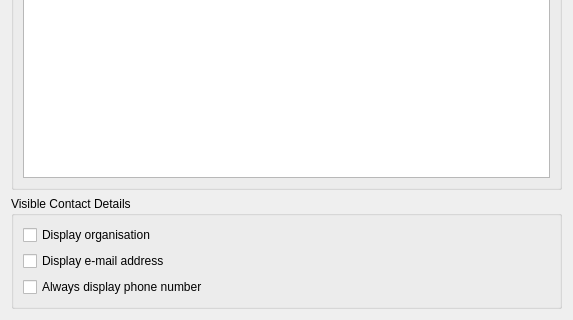
Qt form src/conf/dlgdisplaybase.ui (KDE/ring-kde) before a commit; both pictures show x 0 to 573 and y 230 to 550 of the 573 by 550 pixel window.
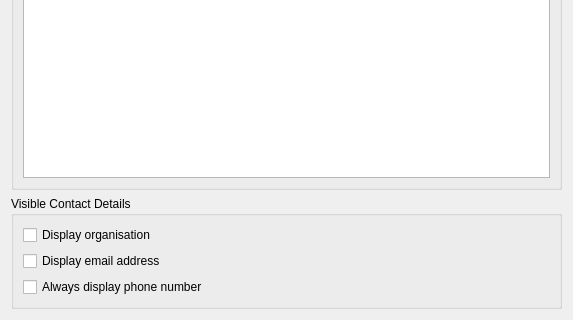
The same form after that commit.

Commit message: i18n: "e-mail" -> "email"

Patch:
```diff
--- a/src/conf/dlgdisplaybase.ui
+++ b/src/conf/dlgdisplaybase.ui
@@ -147,7 +147,7 @@
       <item>
        <widget class="QCheckBox" name="kcfg_displayEmail">
         <property name="text">
-         <string>Display e-mail address</string>
+         <string>Display email address</string>
         </property>
        </widget>
       </item>
```
The commit also changes 1 other file.
